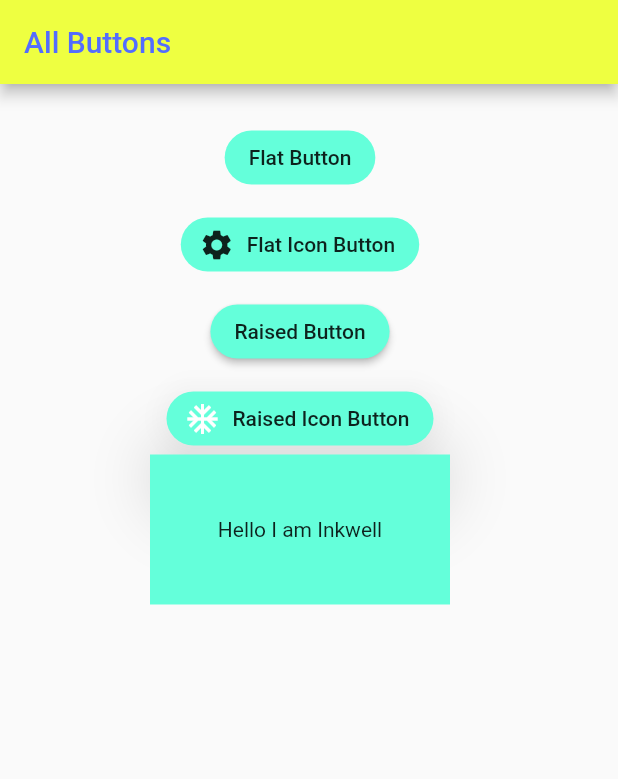
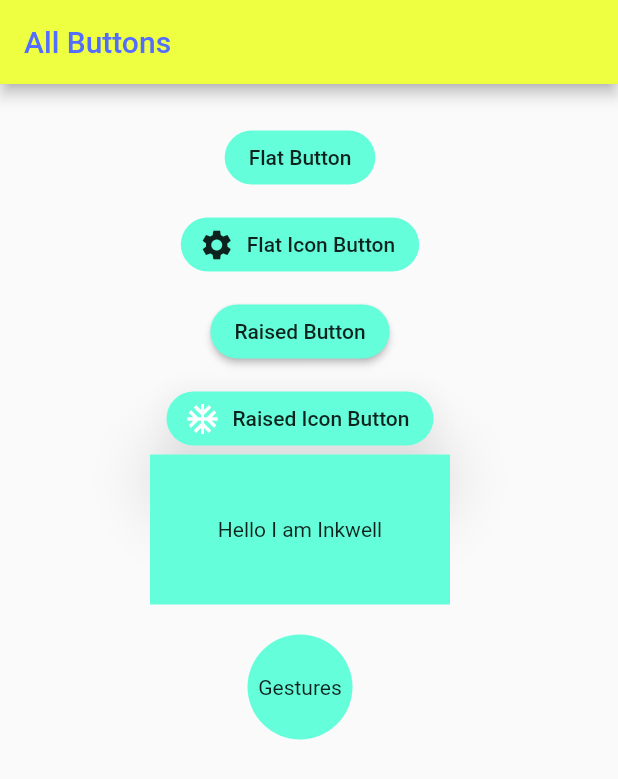
Before and after one commit to Er-Jrsingh/fluty_learn, a Flutter app: the screen it shows after launch, on a phone screen of 412 x 824 dp. Shown: the top 779 px of the screen. Run offline on Flutter 3.47's test engine with Material 2 defaults, Android fonts, the phone set to English and light mode, and no system bars.

Commit message:
Type6 GestureDetector Button

```diff
--- a/lib/main.dart
+++ b/lib/main.dart
@@ -74,6 +74,22 @@ class MyApp extends StatelessWidget{
                ),
                SizedBox(height:20),
 
+
+               /* GestureDetector Button*/
+
+               GestureDetector(
+            onTap: (){print("I am Tapped GestureDetector");},
+            onHorizontalDragEnd:(value)=>print(value) ,
+            onVerticalDragDown: (value)=>print(value),
+             child:Container(
+               height: 70,width: 80,
+               decoration: BoxDecoration(
+                 color:Colors.tealAccent,
+                 shape:BoxShape.circle
+               ),
+               child: Center(child:Text("Gestures")),)
+           )
+
           ],),
         )
       ),
```
